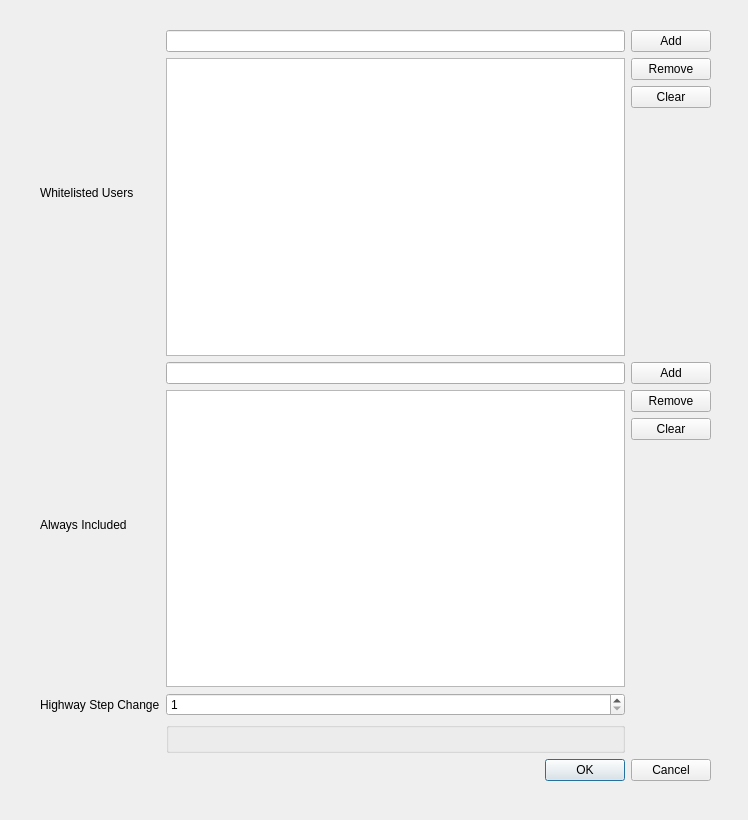
This is chameleon/qt/filter_config.ui in KaartGroup/Chameleon as Qt 5 draws it before an edit. The edited form follows.
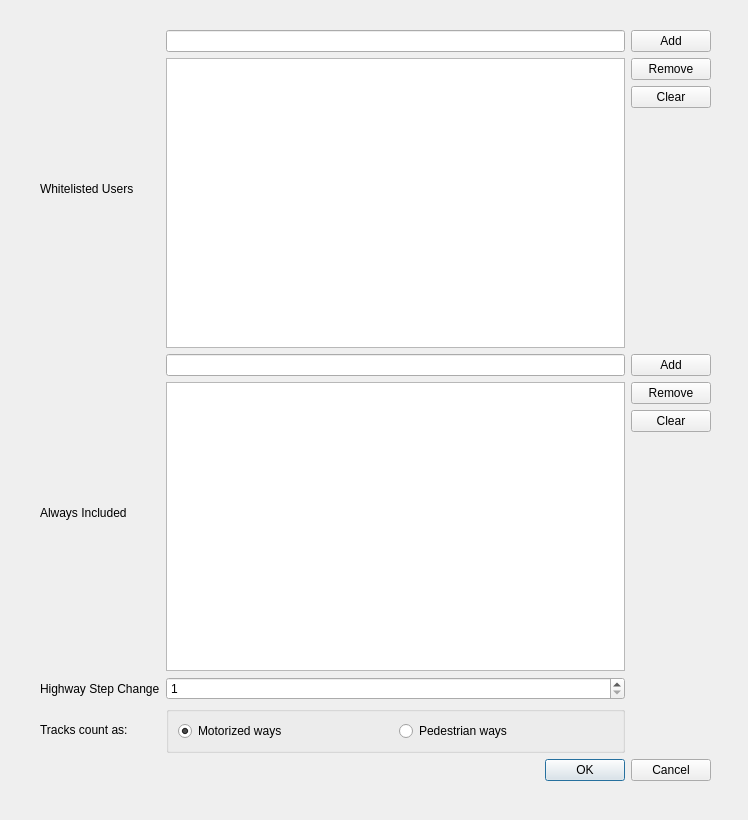
This is the edited form. Custom widgets are drawn as their Qt base class.

Commit message: Add radio buttons for track

Diff of the .ui file:
```diff
--- a/chameleon/qt/filter_config.ui
+++ b/chameleon/qt/filter_config.ui
@@ -134,7 +134,32 @@
     </item>
     <item row="9" column="1">
      <widget class="QGroupBox" name="groupBox">
-      <layout class="QHBoxLayout" name="horizontalLayout"/>
+      <layout class="QHBoxLayout" name="horizontalLayout">
+       <item>
+        <widget class="QRadioButton" name="motorizedRadioButton">
+         <property name="text">
+          <string>Motorized ways</string>
+         </property>
+         <property name="checked">
+          <bool>true</bool>
+         </property>
+        </widget>
+       </item>
+       <item>
+        <widget class="QRadioButton" name="pedestrianRadioButton">
+         <property name="text">
+          <string>Pedestrian ways</string>
+         </property>
+        </widget>
+       </item>
+      </layout>
+     </widget>
+    </item>
+    <item row="9" column="0">
+     <widget class="QLabel" name="trackSwitchLabel">
+      <property name="text">
+       <string>Tracks count as:</string>
+      </property>
      </widget>
     </item>
    </layout>
```
